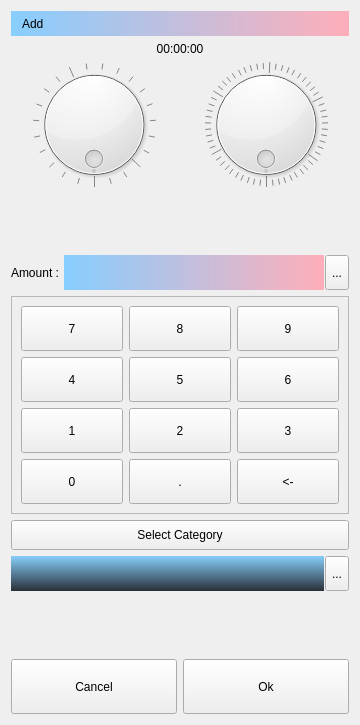
Qt form src/dlgsettime.ui (ic005k/Knot-Legacy) before a commit.
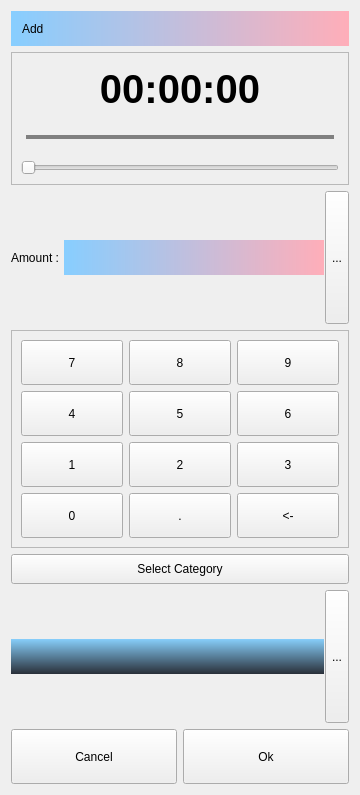
The same form after that commit. Icons and pictures are not drawn.

Commit message: Adjusted the UI for setting time

```diff
--- a/src/dlgsettime.ui
+++ b/src/dlgsettime.ui
@@ -7,7 +7,7 @@
     <x>0</x>
     <y>0</y>
     <width>360</width>
-    <height>725</height>
+    <height>795</height>
    </rect>
   </property>
   <property name="windowTitle">
@@ -22,6 +22,12 @@
        <height>25</height>
       </size>
      </property>
+     <property name="maximumSize">
+      <size>
+       <width>16777215</width>
+       <height>35</height>
+      </size>
+     </property>
      <property name="styleSheet">
       <string notr="true">QLabel
 {
@@ -40,7 +46,31 @@
     </widget>
    </item>
    <item>
+    <widget class="QFrame" name="frame_2">
+     <property name="minimumSize">
+      <size>
+       <width>0</width>
+       <height>120</height>
+      </size>
+     </property>
+     <property name="frameShape">
+      <enum>QFrame::StyledPanel</enum>
+     </property>
+     <property name="frameShadow">
+      <enum>QFrame::Raised</enum>
+     </property>
+     <layout class="QVBoxLayout" name="verticalLayout_2">
+      <property name="spacing">
+       <number>15</number>
+      </property>
+      <item>
     <widget class="QLabel" name="lblTime">
+        <property name="font">
+         <font>
+          <pointsize>30</pointsize>
+          <bold>true</bold>
+         </font>
+        </property>
      <property name="text">
       <string>00:00:00</string>
      </property>
@@ -50,83 +80,71 @@
     </widget>
    </item>
    <item>
-    <layout class="QHBoxLayout" name="horizontalLayout_8">
-     <item>
-      <widget class="QDial" name="dialH">
-       <property name="minimumSize">
-        <size>
-         <width>0</width>
-         <height>125</height>
-        </size>
+       <widget class="QSlider" name="hsH">
+        <property name="sizePolicy">
+         <sizepolicy hsizetype="Expanding" vsizetype="Fixed">
+          <horstretch>0</horstretch>
+          <verstretch>0</verstretch>
+         </sizepolicy>
        </property>
        <property name="styleSheet">
-        <string notr="true"/>
+         <string notr="true">QSlider::groove:horizontal 
+{ 
+	border: 1px solid #999999; 
+	height: 2px; 
+	margin: 0px 0;
+	left: 5px; 
+	right: 5px; 
+}  
+
+QSlider::add-page:horizontal
+{
+	background-color: gray;
+
+}
+
+QSlider::sub-page:horizontal
+{
+	background-color: gray;
+
+}
+
+QSlider::handle:horizontal
+{
+	border: 0px ;
+	border-image: url(:/res/qslider_btn.png);			
+	width: 20px; 
+	
+	margin: -10px -5px -10px -5px; 
+	
+}</string>
        </property>
        <property name="maximum">
         <number>23</number>
        </property>
-       <property name="tracking">
-        <bool>true</bool>
+        <property name="pageStep">
+         <number>1</number>
        </property>
        <property name="orientation">
         <enum>Qt::Horizontal</enum>
        </property>
-       <property name="invertedAppearance">
-        <bool>false</bool>
-       </property>
-       <property name="invertedControls">
-        <bool>false</bool>
-       </property>
-       <property name="wrapping">
-        <bool>true</bool>
-       </property>
-       <property name="notchTarget">
-        <double>1.000000000000000</double>
-       </property>
-       <property name="notchesVisible">
-        <bool>true</bool>
-       </property>
       </widget>
      </item>
      <item>
-      <widget class="QDial" name="dialM">
-       <property name="minimumSize">
-        <size>
-         <width>0</width>
-         <height>125</height>
-        </size>
-       </property>
+       <widget class="QSlider" name="hsM">
        <property name="maximum">
         <number>59</number>
        </property>
        <property name="pageStep">
-        <number>10</number>
-       </property>
-       <property name="wrapping">
-        <bool>true</bool>
-       </property>
-       <property name="notchTarget">
-        <double>1.000000000000000</double>
-       </property>
-       <property name="notchesVisible">
-        <bool>true</bool>
-       </property>
-      </widget>
-     </item>
-    </layout>
-   </item>
-   <item>
-    <spacer name="verticalSpacer_2">
+         <number>1</number>
+        </property>
      <property name="orientation">
-      <enum>Qt::Vertical</enum>
-     </property>
-     <property name="sizeHint" stdset="0">
-      <size>
-       <width>20</width>
-       <height>40</height>
-      </size>
-     </property>
-    </spacer>
+         <enum>Qt::Horizontal</enum>
+        </property>
+       </widget>
+      </item>
+     </layout>
+    </widget>
    </item>
    <item>
     <layout class="QHBoxLayout" name="horizontalLayout_3">
@@ -527,19 +545,6 @@
      </item>
     </layout>
    </item>
-   <item>
-    <spacer name="verticalSpacer">
-     <property name="orientation">
-      <enum>Qt::Vertical</enum>
-     </property>
-     <property name="sizeHint" stdset="0">
-      <size>
-       <width>20</width>
-       <height>40</height>
-      </size>
-     </property>
-    </spacer>
-   </item>
    <item>
     <layout class="QHBoxLayout" name="horizontalLayout">
      <item>
```
Lines whose indentation alone changed are shown as unchanged. The commit also changes 3 other files.
